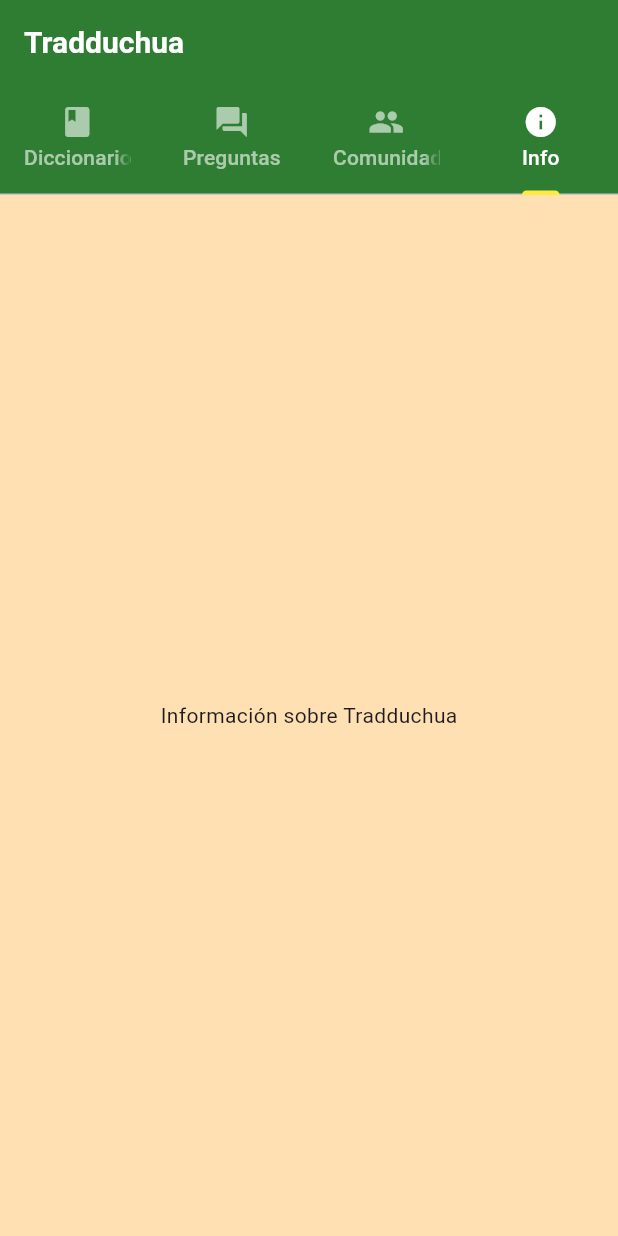
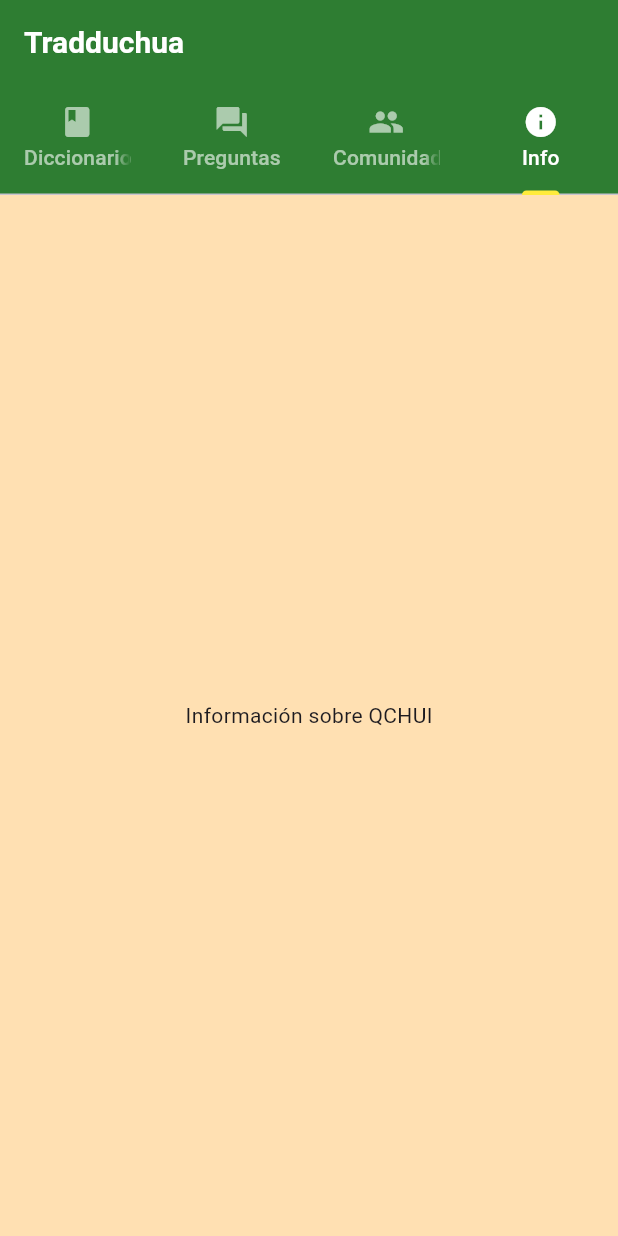
Before and after one commit to Honorio-Morales/AppQCHUI, a Flutter app: the screen it shows after launch, tab 4 chosen, on a phone screen of 412 x 824 dp. Run offline on Flutter 3.47's test engine with Material 3 defaults, Android fonts, the phone set to English and light mode, and no system bars.

Commit message:
Cambio de Tradduchu a QCHUI

```diff
--- a/lib/main.dart
+++ b/lib/main.dart
@@ -56,7 +56,7 @@ class TradduchuaHome extends StatelessWidget {
             HomeScreen(), // Diccionario
             Center(child: Text("Sección de preguntas")),
             Center(child: Text("Comunidad")),
-            Center(child: Text("Información sobre Tradduchua")),
+            Center(child: Text("Información sobre QCHUI")),
           ],
         ),
       ),
```
